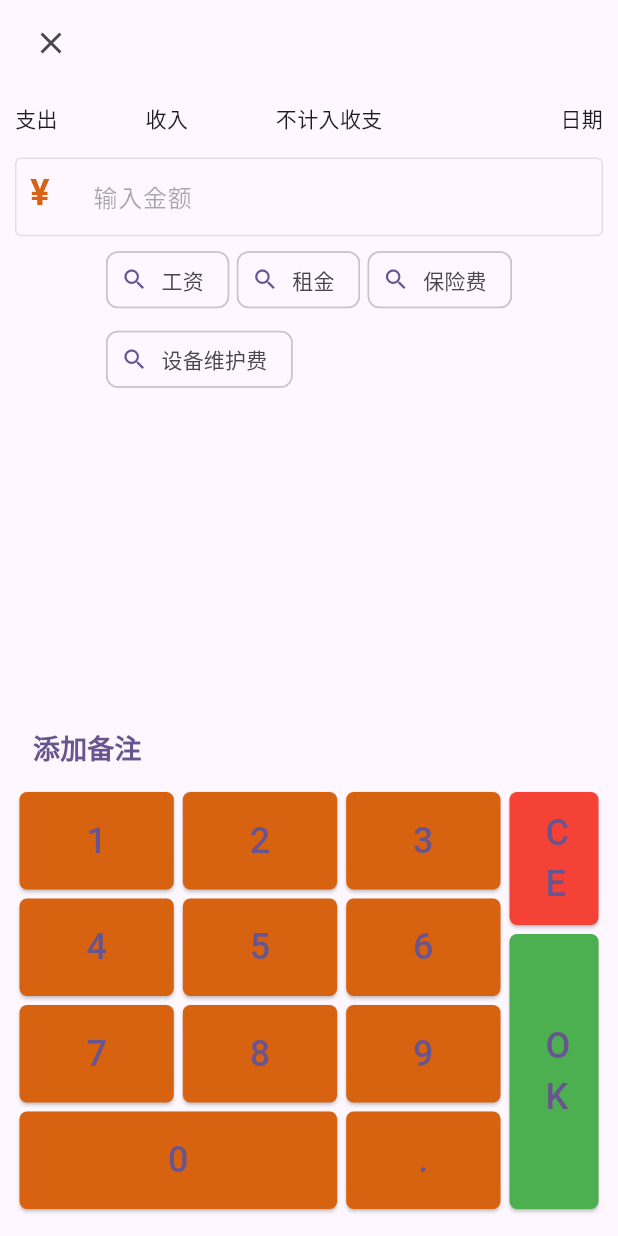
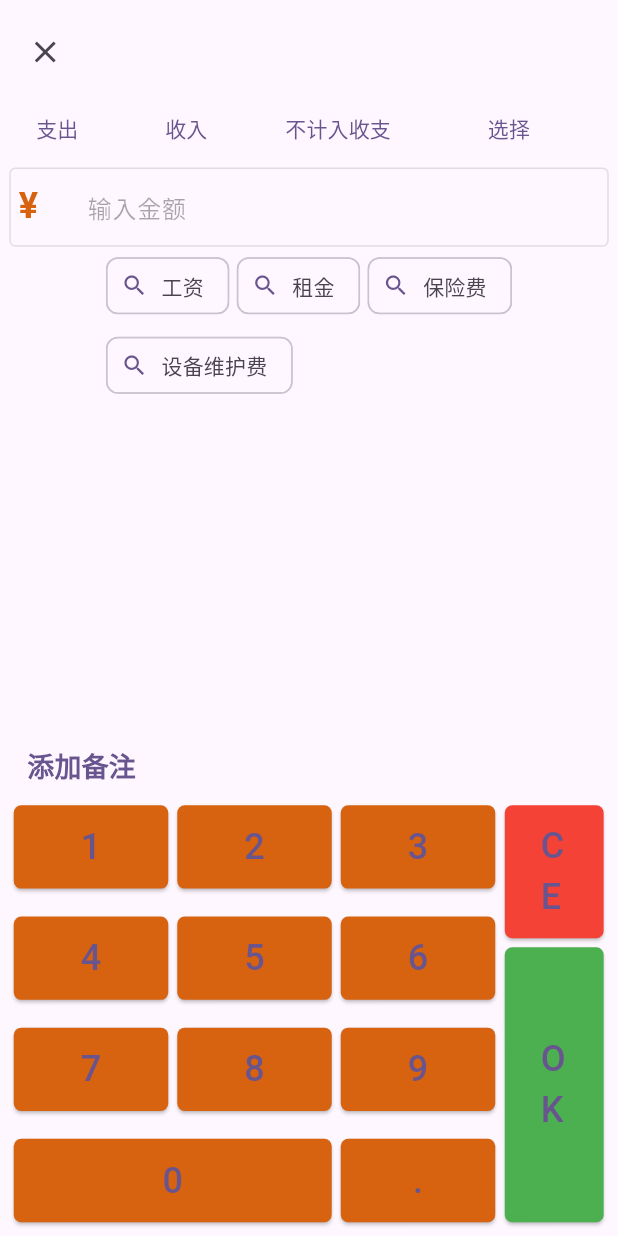
Before and after one commit to MrZhangsun/flutter-valuable, a Flutter app: the NumericKeypad widget shown alone on an empty page, opened directly, on a phone screen of 412 x 824 dp. Run offline on Flutter 3.47's test engine with Material 3 defaults, Android fonts, the phone set to English and light mode, and no system bars; our stand-ins replace drift, drift_sqflite, logger; accounts and stored records are empty; generated files the repository leaves out were written again.

Commit message:
准备使用flutter_screenutil

```diff
--- a/lib/features/home.dart
+++ b/lib/features/home.dart
@@ -81,7 +81,7 @@ class _HomePageState extends State<HomePage> {
         ),
         drawer: const Profile(),
         body: Padding(
-          padding: const EdgeInsets.fromLTRB(50, 50, 50, 50),
+          padding: const EdgeInsets.fromLTRB(15, 20, 15, 50),
           child: Column(
             mainAxisAlignment: MainAxisAlignment.spaceBetween,
             crossAxisAlignment: CrossAxisAlignment.center,
--- a/lib/features/keyboard.dart
+++ b/lib/features/keyboard.dart
@@ -1,9 +1,9 @@
 import 'package:flutter/material.dart';
 import 'package:valuable/services/constants.dart';
 import 'package:logger/logger.dart';
+import 'package:valuable/widgets/screen_adapter.dart';
 
 final _logger = Logger();
-
 
 class NumericKeypad extends StatefulWidget {
   const NumericKeypad({super.key});
@@ -13,7 +13,6 @@ class NumericKeypad extends StatefulWidget {
 }
 
 class _NumericKeypadState extends State<NumericKeypad> {
-
   final TextEditingController _controller = TextEditingController();
   final TextEditingController _remarkController = TextEditingController();
 
@@ -76,10 +75,29 @@ class _NumericKeypadState extends State<NumericKeypad> {
     });
   }
 
+  Future<void> _showDatePicker(BuildContext context) async {
+    DateTime? selectedDate = await showDatePicker(
+      context: context,
+      initialDate: DateTime(2020, 11, 17),
+      firstDate: DateTime(2017, 1),
+      lastDate: DateTime.now(),
+      helpText: 'Select a date',
+    );
+
+    if (selectedDate != null) {
+      // 处理选中的日期
+    }
+  }
+
   @override
   Widget build(BuildContext context) {
-    return Center(child: Padding(
-            padding: const EdgeInsets.fromLTRB(10, 0, 10, 15),
+    ScreenAdapter.screenWidth = MediaQuery.of(context).size.width;
+    ScreenAdapter.screenHeight = MediaQuery.of(context).size.height;
+    // ScreenAdapter.textScaleFactor = MediaQuery.of(context).textScaler;
+
+    return Center(
+      child: Padding(
+          padding: AppPadding.all(context, 0.015),
           child: Column(
             mainAxisAlignment: MainAxisAlignment.spaceBetween,
             children: [
@@ -87,30 +105,36 @@ class _NumericKeypadState extends State<NumericKeypad> {
                   flex: 1,
                   child: Align(
                       alignment: Alignment.bottomLeft,
-                        child: IconButton(onPressed: (){
+                      child: IconButton(
+                          onPressed: () {
                             Navigator.of(context).pop();
-                        }, icon: const Icon(Icons.close)))),
-                const Expanded(
+                          },
+                          icon: const Icon(Icons.close)))),
+              Expanded(
                 flex: 1,
                 child: Row(
                   mainAxisAlignment: MainAxisAlignment.start,
                   children: [
                     Expanded(
-                          flex: 5,
+                        flex: 2,
                         child: Row(
                           mainAxisAlignment: MainAxisAlignment.spaceBetween,
                           children: [
-                              Text("支出"),
-                              Text("收入"),
-                              Text("不计入收支"),
+                            TextButton(
+                                onPressed: () {}, child: const Text("支出")),
+                            TextButton(
+                                onPressed: () {}, child: const Text("收入")),
+                            TextButton(
+                                onPressed: () {}, child: const Text("不计入收支")),
                           ],
                         )),
                     Expanded(
-                          flex: 3,
-                          child: Align(
-                            alignment: Alignment.centerRight,
-                            child: Text("日期"),
-                          )),
+                        flex: 1,
+                        child: TextButton(
+                            onPressed: () {
+                              _showDatePicker(context);
+                            },
+                            child: const Text("选择"))),
                   ],
                 ),
               ),
@@ -118,31 +142,30 @@ class _NumericKeypadState extends State<NumericKeypad> {
                 flex: 1,
                 child: TextField(
                   controller: _controller,
-                    decoration: const InputDecoration(
+                  decoration: InputDecoration(
                       labelText: '输入金额',
                       prefixIcon: Padding(
-                          padding: EdgeInsets.fromLTRB(10, 5, 0, 10),
-                          child: Text('¥',
+                        padding: AppPadding.all(context, 0.015),
+                        child: const Text('¥',
                             style: TextStyle(
                                 fontSize: 24,
                                 fontWeight: FontWeight.bold,
                                 color: AppColors.iconColor)),
                       ),
-                        border: OutlineInputBorder()),
+                      border: const OutlineInputBorder()),
                   enabled: false,
                 ),
               ),
               Expanded(
                 flex: 6,
                 child: Padding(
-                    padding: const EdgeInsets.fromLTRB(0, 5, 0, 0),
+                  padding: AppPadding.top(context, 0.005),
                   child: Wrap(
                     runSpacing: 5.0,
                     spacing: 5.0,
                     children: [
                       ..._categories
-                            .map((toElement) =>
-                                _buildCostCategoryList(toElement))
+                          .map((toElement) => _buildCostCategoryList(toElement))
                           .toList(),
                     ],
                   ),
@@ -151,7 +174,7 @@ class _NumericKeypadState extends State<NumericKeypad> {
               Expanded(
                   flex: 1,
                   child: Padding(
-                      padding: const EdgeInsets.fromLTRB(0, 0, 0, 5),
+                    padding: AppPadding.bottom(context, 0.005),
                     child: _buildNoteButton(),
                   )),
               SizedBox(
@@ -160,92 +183,148 @@ class _NumericKeypadState extends State<NumericKeypad> {
                     mainAxisAlignment: MainAxisAlignment.spaceAround,
                     children: [
                       Expanded(
-                            flex: 5,
+                          flex: 9,
                           child: Column(
                             mainAxisAlignment: MainAxisAlignment.spaceBetween,
                             children: [
                               Row(
                                 children: [
-                                    _buildButton('1', 1, 65, 90),
-                                    _buildButton('2', 1, 65, 90),
-                                    _buildButton('3', 1, 65, 90),
+                                  _buildButton(
+                                      '1', 1, ScreenAdapter.rpxHeight(45), 0),
+                                  _buildButton(
+                                      '2', 1, ScreenAdapter.rpxHeight(45), 0),
+                                  _buildButton(
+                                      '3', 1, ScreenAdapter.rpxHeight(45), 0),
                                 ],
                               ),
                               Row(
                                 children: [
-                                    _buildButton('4', 1, 65, 90),
-                                    _buildButton('5', 1, 65, 90),
-                                    _buildButton('6', 1, 65, 90),
+                                  _buildButton(
+                                      '4', 1, ScreenAdapter.rpxHeight(45), 0),
+                                  _buildButton(
+                                      '5', 1, ScreenAdapter.rpxHeight(45), 0),
+                                  _buildButton(
+                                      '6', 1, ScreenAdapter.rpxHeight(45), 0),
                                 ],
                               ),
                               Row(
                                 children: [
-                                    _buildButton('7', 1, 65, 90),
-                                    _buildButton('8', 1, 65, 90),
-                                    _buildButton('9', 1, 65, 90),
+                                  _buildButton(
+                                      '7', 1, ScreenAdapter.rpxHeight(45), 0),
+                                  _buildButton(
+                                      '8', 1, ScreenAdapter.rpxHeight(45), 0),
+                                  _buildButton(
+                                      '9', 1, ScreenAdapter.rpxHeight(45), 0),
                                 ],
                               ),
                               Row(
                                 children: [
-                                    _buildButton('0', 2, 65, 90),
-                                    _buildButton('.', 1, 65, 90),
+                                  _buildButton(
+                                      '0', 2, ScreenAdapter.rpxHeight(45), 0),
+                                  _buildButton(
+                                      '.', 1, ScreenAdapter.rpxHeight(45), 0),
                                 ],
                               )
                             ],
                           )),
                       Expanded(
-                            flex: 1,
+                          flex: 2,
                           child: Column(
                             children: [
-                                _buildButton(clear, 1, 55, 100),
-                                _buildButton(ok, 2, 55, 100),
+                              _buildButton(
+                                clear,
+                                1,
+                                0,
+                                ScreenAdapter.rpx(60),
+                              ),
+                              _buildButton(
+                                ok,
+                                2,
+                                0,
+                                ScreenAdapter.rpx(60),
+                              ),
                             ],
                           ))
                     ],
                   ))
             ],
-            )),);
+          )),
+    );
   }
 
   Widget _buildNoteButton() {
     _logger.i("添加备注");
-    if(_remarkController.text.isEmpty) {
+    if (_remarkController.text.isEmpty) {
       return Row(
         mainAxisAlignment: MainAxisAlignment.start,
         children: [
-            TextButton(onPressed: (){
+          TextButton(
+              onPressed: () {
                 _showAddNoteDialog();
               },
-              child: const Align(alignment: Alignment.bottomLeft,
-                child: Text("添加备注", style: TextStyle(fontSize: 18, fontWeight: FontWeight.bold),),)),
-            Text(_remarkController.text, style: const TextStyle(fontSize: 16)),
-          ],);
+              child: const Align(
+                alignment: Alignment.bottomLeft,
+                child: Text(
+                  "添加备注",
+                  style: TextStyle(fontSize: 18, fontWeight: FontWeight.bold),
+                ),
+              )),
+          Text(
+            _remarkController.text,
+            style: const TextStyle(fontSize: 16),
+          ),
+        ],
+      );
     }
 
     return Row(
       mainAxisAlignment: MainAxisAlignment.start,
       children: [
-      Text(_remarkController.text, style: const TextStyle(fontSize: 16)),
-      TextButton(onPressed: (){
+        Text("${_remarkController.text.substring(0, 30)} ...",
+            style: const TextStyle(fontSize: 16),
+            overflow: TextOverflow.visible),
+        TextButton(
+            onPressed: () {
               _showAddNoteDialog();
-          }, child: const Align(alignment: Alignment.bottomLeft,
-          child: Text("修改", style: TextStyle(fontSize: 18, fontWeight: FontWeight.bold),),)),
-    ],);
+            },
+            child: const Align(
+              alignment: Alignment.bottomLeft,
+              child: Text(
+                "修改",
+                style: TextStyle(fontSize: 18, fontWeight: FontWeight.bold),
+              ),
+            )),
+      ],
+    );
   }
 
   void _showAddNoteDialog() {
-    showDialog(context: context, builder: (context) {
-        return AlertDialog(content: TextField(
+    showDialog(
+        context: context,
+        builder: (context) {
+          return AlertDialog(
+            content: TextField(
               controller: _remarkController,
-        ), title: const Text("请输入备注:"),
+            ),
+            title: const Text("请输入备注:"),
             actions: [
-          TextButton(onPressed: () {
+              TextButton(
+                  onPressed: () {
+                    setState(() {
+                      _remarkController.clear();
+                    });
+                  },
+                  child: const Text("清空")),
+              TextButton(
+                  onPressed: () {
                     Navigator.of(context).pop();
                     setState(() {
                       _remarkController.text = _remarkController.text;
                     });
-          }, child: const Text("保存"))
-        ],);
+                  },
+                  child: const Text("保存"))
+            ],
+          );
         });
   }
 
--- /dev/null
+++ b/lib/widgets/screen_adapter.dart
@@ -0,0 +1,68 @@
+import 'package:flutter/material.dart';
+
+class AppPadding {
+  static EdgeInsets all(BuildContext context, double rate) {
+    return EdgeInsets.all(MediaQuery.of(context).size.width * rate);
+  }
+
+  static EdgeInsets left(BuildContext context, double rate) {
+    return EdgeInsets.fromLTRB(
+        MediaQuery.of(context).size.width * rate, 0, 0, 0);
+  }
+
+  static EdgeInsets right(BuildContext context, double rate) {
+    return EdgeInsets.fromLTRB(
+        0, 0, MediaQuery.of(context).size.width * rate, 0);
+  }
+
+  static EdgeInsets top(BuildContext context, double rate) {
+    return EdgeInsets.fromLTRB(
+        0, MediaQuery.of(context).size.width * rate, 0, 0);
+  }
+
+  static EdgeInsets bottom(BuildContext context, double rate) {
+    return EdgeInsets.fromLTRB(
+        0, 0, 0, MediaQuery.of(context).size.width * rate);
+  }
+
+  static EdgeInsets horizontal(BuildContext context, double rate) {
+    return EdgeInsets.symmetric(
+        horizontal: MediaQuery.of(context).size.width * rate);
+  }
+
+  static EdgeInsets vertical(BuildContext context, double rate) {
+    return EdgeInsets.symmetric(
+        vertical: MediaQuery.of(context).size.width * rate);
+  }
+
+  static EdgeInsets only(BuildContext context,
+      {double left = 0, double top = 0, double right = 0, double bottom = 0}) {
+    return EdgeInsets.only(
+        left: MediaQuery.of(context).size.width * left,
+        top: MediaQuery.of(context).size.width * top,
+        right: MediaQuery.of(context).size.width * right,
+        bottom: MediaQuery.of(context).size.width * bottom);
+  }
+}
+
+class ScreenAdapter {
+  static double width = 375; //设计稿的宽度
+  static double height = 667; //设计稿的高度
+  static double fontSize = 16; // 设计稿字体大小
+
+  static double screenWidth = 0;
+  static double screenHeight = 0;
+  static double textScaleFactor = 0;
+
+  static double rpx(double px) {
+    return screenWidth / width * px;
+  }
+
+  static double rpxHeight(double px) {
+    return screenHeight / height * px;
+  }
+
+  static double rpxFontSize(double size) {
+    return textScaleFactor * size / fontSize;
+  }
+}
```
Also changed, not shown: pubspec.yaml (+4 -3 lines), pubspec.lock. Lines whose indentation alone changed are shown as unchanged.
